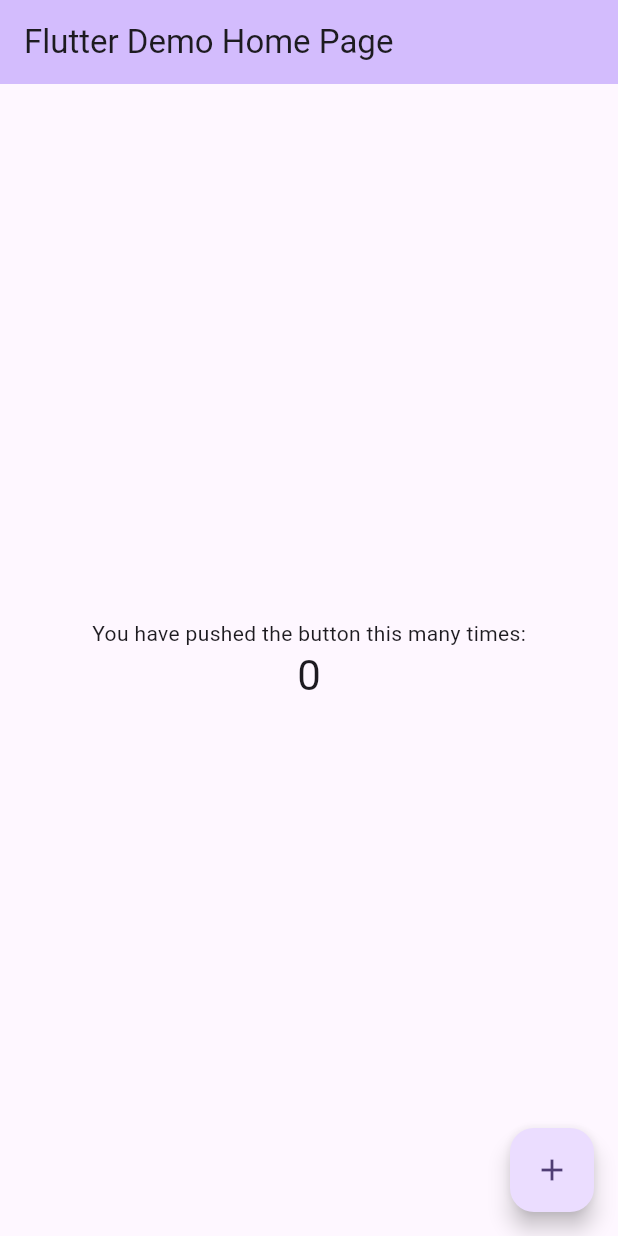
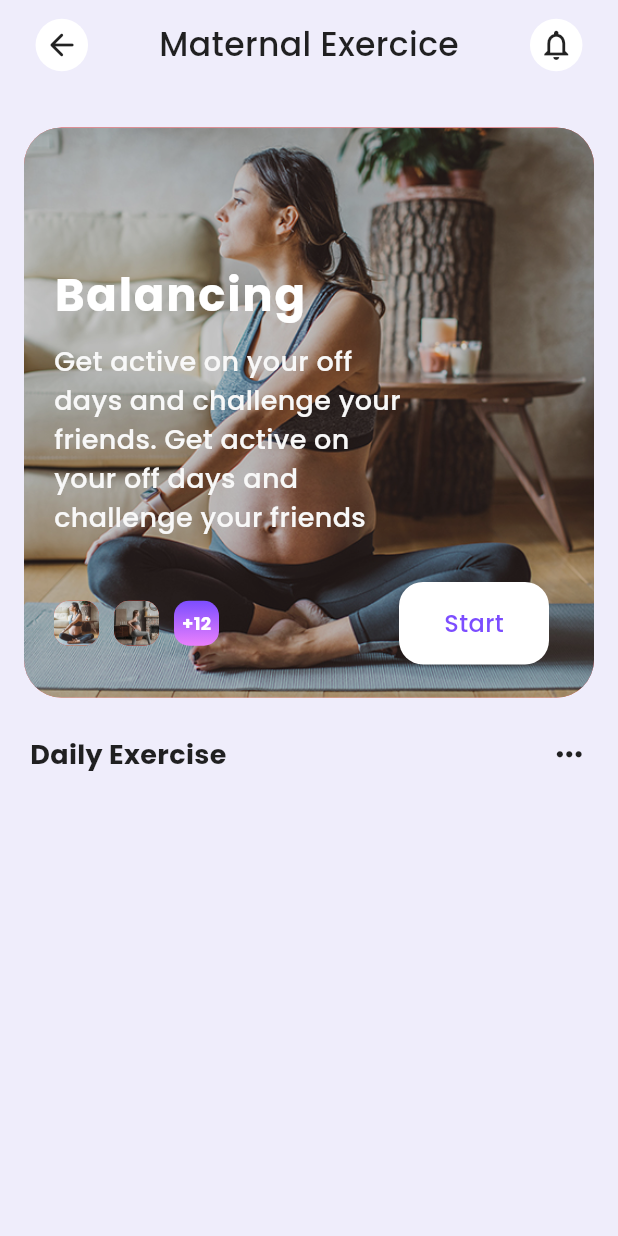
Before and after one commit to BishwayDatta1219/pregnancy_tracker_mobile_app_clone, a Flutter app: the screen it shows after launch, on a phone screen of 412 x 824 dp. Run offline on Flutter 3.47's test engine with Material 3 defaults, Android fonts, the phone set to English and light mode, and no system bars; our stand-ins replace font_awesome_flutter, google_fonts.

Commit message:
appbar, banner and content header

```diff
--- a/lib/main.dart
+++ b/lib/main.dart
@@ -1,6 +1,14 @@
 import 'package:flutter/material.dart';
+import 'package:pregnancy_tracker_mobile_app_clone/presentation/ui/pages/landing_page/landing_page.dart';
+import 'package:flutter/services.dart';
 
 void main() {
+  SystemChrome.setSystemUIOverlayStyle(
+    SystemUiOverlayStyle(
+      statusBarColor: Colors.transparent,
+      statusBarIconBrightness: Brightness.dark,
+    ),
+  );
   runApp(const MyApp());
 }
 
@@ -11,112 +19,9 @@ class MyApp extends StatelessWidget {
   @override
   Widget build(BuildContext context) {
     return MaterialApp(
+      debugShowCheckedModeBanner: false,
       title: 'Flutter Demo',
-      theme: ThemeData(
-        // This is the theme of your application.
-        //
-        // TRY THIS: Try running your application with "flutter run". You'll see
-        // the application has a purple toolbar. Then, without quitting the app,
-        // try changing the seedColor in the colorScheme below to Colors.green
-        // and then invoke "hot reload" (save your changes or press the "hot
-        // reload" button in a Flutter-supported IDE, or press "r" if you used
-        // the command line to start the app).
-        //
-        // Notice that the counter didn't reset back to zero; the application
-        // state is not lost during the reload. To reset the state, use hot
-        // restart instead.
-        //
-        // This works for code too, not just values: Most code changes can be
-        // tested with just a hot reload.
-        colorScheme: ColorScheme.fromSeed(seedColor: Colors.deepPurple),
-      ),
-      home: const MyHomePage(title: 'Flutter Demo Home Page'),
+      home: LandingPage(),
     );
   }
 }
-
-class MyHomePage extends StatefulWidget {
-  const MyHomePage({super.key, required this.title});
-
-  // This widget is the home page of your application. It is stateful, meaning
-  // that it has a State object (defined below) that contains fields that affect
-  // how it looks.
-
-  // This class is the configuration for the state. It holds the values (in this
-  // case the title) provided by the parent (in this case the App widget) and
-  // used by the build method of the State. Fields in a Widget subclass are
-  // always marked "final".
-
-  final String title;
-
-  @override
-  State<MyHomePage> createState() => _MyHomePageState();
-}
-
-class _MyHomePageState extends State<MyHomePage> {
-  int _counter = 0;
-
-  void _incrementCounter() {
-    setState(() {
-      // This call to setState tells the Flutter framework that something has
-      // changed in this State, which causes it to rerun the build method below
-      // so that the display can reflect the updated values. If we changed
-      // _counter without calling setState(), then the build method would not be
-      // called again, and so nothing would appear to happen.
-      _counter++;
-    });
-  }
-
-  @override
-  Widget build(BuildContext context) {
-    // This method is rerun every time setState is called, for instance as done
-    // by the _incrementCounter method above.
-    //
-    // The Flutter framework has been optimized to make rerunning build methods
-    // fast, so that you can just rebuild anything that needs updating rather
-    // than having to individually change instances of widgets.
-    return Scaffold(
-      appBar: AppBar(
-        // TRY THIS: Try changing the color here to a specific color (to
-        // Colors.amber, perhaps?) and trigger a hot reload to see the AppBar
-        // change color while the other colors stay the same.
-        backgroundColor: Theme.of(context).colorScheme.inversePrimary,
-        // Here we take the value from the MyHomePage object that was created by
-        // the App.build method, and use it to set our appbar title.
-        title: Text(widget.title),
-      ),
-      body: Center(
-        // Center is a layout widget. It takes a single child and positions it
-        // in the middle of the parent.
-        child: Column(
-          // Column is also a layout widget. It takes a list of children and
-          // arranges them vertically. By default, it sizes itself to fit its
-          // children horizontally, and tries to be as tall as its parent.
-          //
-          // Column has various properties to control how it sizes itself and
-          // how it positions its children. Here we use mainAxisAlignment to
-          // center the children vertically; the main axis here is the vertical
-          // axis because Columns are vertical (the cross axis would be
-          // horizontal).
-          //
-          // TRY THIS: Invoke "debug painting" (choose the "Toggle Debug Paint"
-          // action in the IDE, or press "p" in the console), to see the
-          // wireframe for each widget.
-          mainAxisAlignment: MainAxisAlignment.center,
-          children: <Widget>[
-            const Text('You have pushed the button this many times:'),
-            Text(
-              '$_counter',
-              style: Theme.of(context).textTheme.headlineMedium,
-            ),
-          ],
-        ),
-      ),
-      floatingActionButton: FloatingActionButton(
-        onPressed: _incrementCounter,
-        tooltip: 'Increment',
-        child: const Icon(Icons.add),
-      ), // This trailing comma makes auto-formatting nicer for build methods.
-    );
-  }
-}
--- a/lib/presentation/ui/pages/landing_page/landing_page.dart
+++ b/lib/presentation/ui/pages/landing_page/landing_page.dart
@@ -0,0 +1,274 @@
+import 'package:flutter/material.dart';
+import 'package:font_awesome_flutter/font_awesome_flutter.dart';
+import 'package:google_fonts/google_fonts.dart';
+
+class LandingPage extends StatefulWidget {
+  const LandingPage({super.key});
+
+  @override
+  State<LandingPage> createState() => _LandingPageState();
+}
+
+class _LandingPageState extends State<LandingPage> {
+  @override
+  Widget build(BuildContext context) {
+    return Scaffold(
+      backgroundColor: Color(0xFFefedfb),
+      appBar: _buildAppBar(),
+      body: Column(
+        crossAxisAlignment: CrossAxisAlignment.start,
+        children: [
+          Padding(
+            padding: const EdgeInsets.symmetric(vertical: 25.0),
+            child: Center(
+              child: _buildBannerView(
+                bannerImage: AssetImage(
+                  "assets/images/pregnant_banner_image_01.jpg",
+                ),
+                bannerTitle: "Balancing",
+                bannerDescription:
+                    "Get active on your off days and challenge your friends. Get active on your off days and challenge your friends",
+              ),
+            ),
+          ),
+          _buildContentHeaderSection(contentHeaderTitle: "Daily Exercise"),
+          // _buildExerciseCardView(),
+        ],
+      ),
+    );
+  }
+
+  Widget _buildContentHeaderSection({required String contentHeaderTitle}) {
+    return Row(
+      mainAxisAlignment: MainAxisAlignment.spaceBetween,
+      children: [
+        Padding(
+          padding: const EdgeInsets.only(left: 20.0),
+          child: Text(
+            contentHeaderTitle,
+            style: GoogleFonts.poppins(
+              fontSize: 18.0,
+              color: Colors.black87,
+              fontWeight: FontWeight.bold,
+            ),
+          ),
+        ),
+        Padding(
+          padding: const EdgeInsets.only(right: 20.0),
+          child: Icon(
+            Icons.more_horiz_rounded,
+            color: Colors.black87,
+            size: 25.0,
+          ),
+        ),
+      ],
+    );
+  }
+
+  Widget _buildBannerView({
+    required String bannerTitle,
+    required String bannerDescription,
+    required AssetImage bannerImage,
+  }) {
+    return Stack(
+      children: [
+        Container(
+          width: 380.0,
+          height: 380.0,
+          decoration: BoxDecoration(
+            color: Colors.redAccent,
+            borderRadius: BorderRadius.circular(25.0),
+          ),
+          child: ClipRRect(
+            borderRadius: BorderRadius.circular(25.0),
+            child: Image(image: bannerImage, fit: BoxFit.cover),
+          ),
+        ),
+        Container(
+          width: 380.0,
+          height: 380.0,
+          decoration: BoxDecoration(
+            color: Colors.black.withValues(alpha: 0.2),
+            borderRadius: BorderRadius.circular(25.0),
+          ),
+        ),
+        Positioned(
+          top: 90.0,
+          left: 20.0,
+          child: Column(
+            crossAxisAlignment: CrossAxisAlignment.start,
+            children: [
+              Text(
+                bannerTitle,
+                style: GoogleFonts.poppins(
+                  fontSize: 30.0,
+                  fontWeight: FontWeight.bold,
+                  color: Colors.white,
+                  letterSpacing: 1.2,
+                ),
+              ),
+              SizedBox(height: 10),
+              SizedBox(
+                width: 240,
+                height: 130,
+                child: Text(
+                  textAlign: TextAlign.left,
+                  bannerDescription,
+                  style: GoogleFonts.poppins(
+                    fontSize: 18.0,
+                    color: Color(0xFFf8f8f8),
+                    fontWeight: FontWeight.w500,
+                  ),
+                ),
+              ),
+              SizedBox(height: 30.0),
+              Row(
+                children: [
+                  Row(
+                    children: [
+                      Container(
+                        width: 30.0,
+                        height: 30.0,
+                        decoration: BoxDecoration(
+                          color: Colors.red,
+                          borderRadius: BorderRadius.circular(10.0),
+                        ),
+                        child: ClipRRect(
+                          borderRadius: BorderRadius.circular(10.0),
+                          child: Image(
+                            image: AssetImage(
+                              "assets/images/pregnant_banner_image_01.jpg",
+                            ),
+                            fit: BoxFit.cover,
+                          ),
+                        ),
+                      ),
+                      SizedBox(width: 10.0),
+                      Container(
+                        width: 30.0,
+                        height: 30.0,
+                        decoration: BoxDecoration(
+                          color: Colors.red,
+                          borderRadius: BorderRadius.circular(10.0),
+                        ),
+                        child: ClipRRect(
+                          borderRadius: BorderRadius.circular(10.0),
+                          child: ClipRRect(
+                            child: Image(
+                              image: AssetImage(
+                                "assets/images/pregnant_banner_image.jpg",
+                              ),
+                              fit: BoxFit.cover,
+                            ),
+                          ),
+                        ),
+                      ),
+                      SizedBox(width: 10.0),
+                      Container(
+                        width: 30.0,
+                        height: 30.0,
+                        decoration: BoxDecoration(
+                          gradient: LinearGradient(
+                            begin: Alignment.bottomCenter,
+                            end: Alignment.topCenter,
+                            colors: [
+                              Colors.purpleAccent.shade100,
+                              Colors.deepPurpleAccent.shade200,
+                            ],
+                          ),
+                          borderRadius: BorderRadius.circular(10.0),
+                        ),
+                        child: Center(
+                          child: Text(
+                            "+12",
+                            style: GoogleFonts.poppins(
+                              fontSize: 12.0,
+                              fontWeight: FontWeight.bold,
+                              color: Colors.white,
+                            ),
+                          ),
+                        ),
+                      ),
+                    ],
+                  ),
+                  SizedBox(width: 120.0),
+                  GestureDetector(
+                    onTap: () => print("Let's Start!!"),
+                    child: Container(
+                      width: 100.0,
+                      height: 55.0,
+                      decoration: BoxDecoration(
+                        color: Colors.white,
+                        borderRadius: BorderRadius.circular(16.0),
+                      ),
+                      child: Center(
+                        child: Text(
+                          "Start",
+                          style: GoogleFonts.poppins(
+                            fontSize: 16.0,
+                            color: Colors.deepPurpleAccent,
+                            fontWeight: FontWeight.w500,
+                          ),
+                        ),
+                      ),
+                    ),
+                  ),
+                ],
+              ),
+            ],
+          ),
+        ),
+      ],
+    );
+  }
+
+  _buildAppBar() {
+    return PreferredSize(
+      preferredSize: Size.fromHeight(60.0),
+      child: SafeArea(
+        child: Row(
+          mainAxisAlignment: MainAxisAlignment.spaceAround,
+          crossAxisAlignment: CrossAxisAlignment.center,
+          children: [
+            Container(
+              width: 35.0,
+              height: 35.0,
+              decoration: BoxDecoration(
+                color: Colors.white,
+                borderRadius: BorderRadius.circular(50.0),
+              ),
+              child: Icon(
+                Icons.arrow_back_rounded,
+                size: 24.0,
+                color: Colors.black87,
+              ),
+            ),
+            Center(
+              child: Text(
+                "Maternal Exercice",
+                style: GoogleFonts.poppins(
+                  fontSize: 22.0,
+                  fontWeight: FontWeight.w500,
+                  color: Colors.black87,
+                ),
+              ),
+            ),
+            Container(
+              width: 35.0,
+              height: 35.0,
+              decoration: BoxDecoration(
+                color: Colors.white,
+                borderRadius: BorderRadius.circular(50.0),
+              ),
+              child: Icon(
+                Icons.notifications_outlined,
+                size: 24.0,
+                color: Colors.black87,
+              ),
+            ),
+          ],
+        ),
+      ),
+    );
+  }
+}
```
Also changed, not shown: pubspec.yaml (+7 -3 lines), assets/icons/notification_icon.png (added), assets/images/pregnant_banner_image.jpg (added), assets/images/pregnant_banner_image_01.jpg (added), assets/images/pregnant_exercise_card_varta_asana.jpg (added), pubspec.lock, 1 other file.
